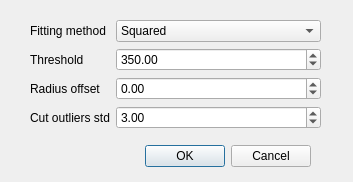
First picture: the form in batch_dialog.ui, repository cwidmer/GRED, before the edit.
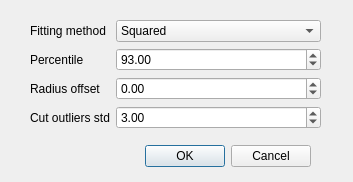
Second picture: the form after the edit.

Commit message: batch dialog now works with percentile instead of fix threshold

```diff
--- a/batch_dialog.ui
+++ b/batch_dialog.ui
@@ -42,7 +42,7 @@
     <item row="1" column="0">
      <widget class="QLabel" name="label">
       <property name="text">
-       <string>Threshold</string>
+       <string>Percentile</string>
       </property>
      </widget>
     </item>
@@ -61,10 +61,10 @@
        </size>
       </property>
       <property name="maximum">
-       <double>2000.000000000000000</double>
+       <double>100.000000000000000</double>
       </property>
       <property name="value">
-       <double>350.000000000000000</double>
+       <double>93.000000000000000</double>
       </property>
      </widget>
     </item>
```
Left out of the diff: 2 changed lines with no effect on the pictures. The commit also changes 3 other files.
